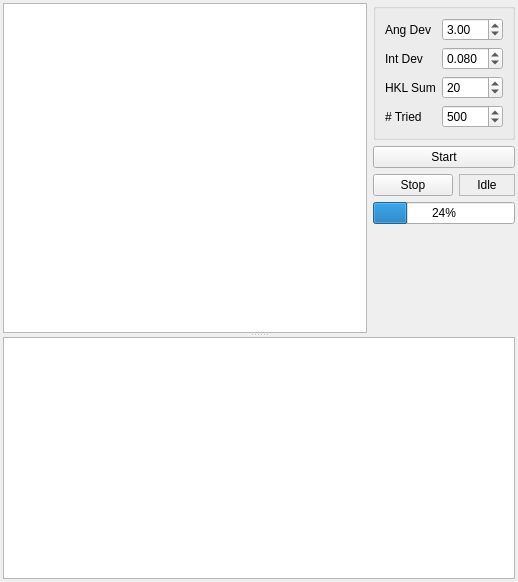
Old version of the form trunk/Indexing.ui in the repository BackupTheBerlios/clip-svn.
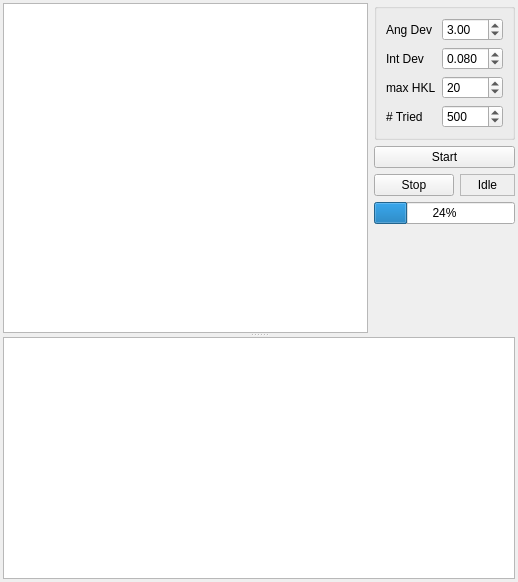
New version of the form. Icons and pictures are not drawn.

Commit message: ProjectionPlaneWidget.py : Img rotate and Flip to the ToolBar Indexing.ui : Text changed

Patch:
```diff
--- a/trunk/Indexing.ui
+++ b/trunk/Indexing.ui
@@ -104,7 +104,7 @@
           <item row="2" column="0" >
            <widget class="QLabel" name="label_3" >
             <property name="text" >
-             <string>HKL Sum</string>
+             <string>max HKL</string>
             </property>
            </widget>
           </item>
```
The commit also changes 4 other files.
